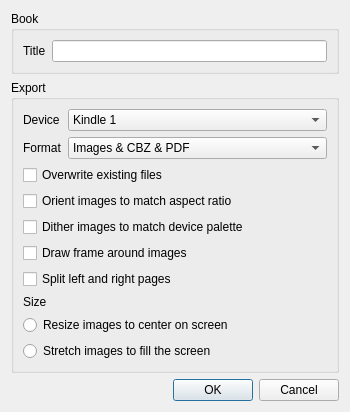
Qt form mangle/ui/options.ui (FooSoft/mangle) before a commit.
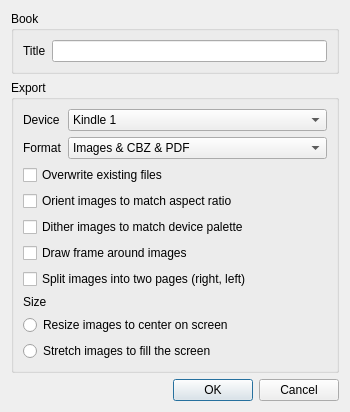
The same form after that commit.

Commit message: Changed to split right -> left

What changed in the file:
```diff
--- a/mangle/ui/options.ui
+++ b/mangle/ui/options.ui
@@ -162,7 +162,7 @@
       <item>
        <widget class="QCheckBox" name="checkboxSplit">
         <property name="text">
-         <string>Split left and right pages</string>
+         <string>Split images into two pages (right, left)</string>
         </property>
        </widget>
       </item>
```
The commit also changes 2 other files.
